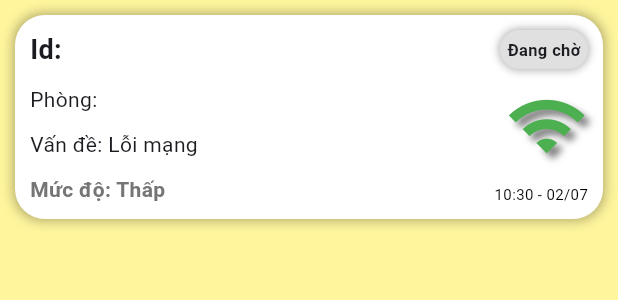
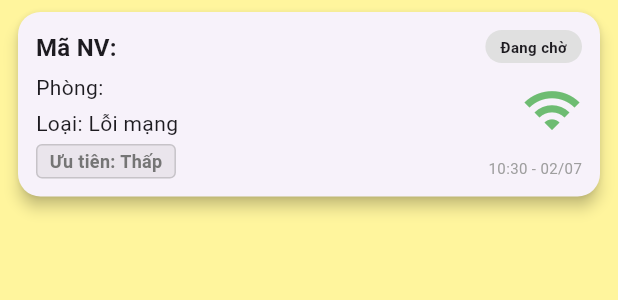
Before and after one commit to huynhnhan301125-hash/ResolveX_App, a Flutter app: the RXContainer widget shown alone on an empty page, opened directly with empty values, on a phone screen of 412 x 824 dp. Shown: the top 300 px of the screen. Run offline on Flutter 3.47's test engine with Material 3 defaults, Android fonts, the phone set to English and light mode, and no system bars; our stand-ins replace equatable, go_router, pinput.

Commit message:
Thêm giới hạn độ dài cho widget Text, thuộc tính để định hình giao diện

```diff
--- a/lib/widgets/rx_container.dart
+++ b/lib/widgets/rx_container.dart
@@ -5,115 +5,94 @@ import 'package:intl/intl.dart';
 class RXContainer extends StatelessWidget {
   final ReportModel reportModel;
   final VoidCallback onTap;
-  final EdgeInsetsGeometry margin;
-  final EdgeInsetsGeometry padding;
 
   const RXContainer({
     super.key,
     required this.reportModel,
-    this.margin = const EdgeInsets.all(10),
-    this.padding = const EdgeInsets.all(10),
     required this.onTap,
   });
 
   @override
   Widget build(BuildContext context) {
-    return Container(
-      width: double.infinity,
-      margin: margin,
-      decoration: BoxDecoration(
-        color: Colors.white,
-        borderRadius: BorderRadius.circular(20),
-        boxShadow: [
-          BoxShadow(
-            color: Colors.black.withValues(alpha: 0.3),
-            blurRadius: 6,
-            spreadRadius: 1,
+    return Card(
+      clipBehavior: Clip.antiAlias,// Giúp các con bên trong bị cắt theo bo góc của Card
+      margin: const EdgeInsets.symmetric(horizontal: 12, vertical: 8),
+      elevation: 4,
+      shape: RoundedRectangleBorder(borderRadius: BorderRadius.circular(15)),
+      child: InkWell(
+        onTap: onTap,
+        borderRadius: BorderRadius.circular(15),
+        child: Padding(
+          padding: const EdgeInsets.all(12),
+          child: IntrinsicHeight(
+            child: Row(
+              children: [
+                // Cột trái: Thông tin chính
+                Expanded(
+                  child: Column(
+                    crossAxisAlignment: CrossAxisAlignment.start,
+                    children: [
+                      Text(
+                        "Mã NV: ${reportModel.empId}",
+                        style: Theme.of(context).textTheme.titleMedium?.copyWith(fontWeight: FontWeight.bold),
+                        maxLines: 1,// Chỉ hiện 1 dòng
+                        overflow: TextOverflow.ellipsis,// Nếu dài quá thì hiện dấu ...
+                      ),
+                      const SizedBox(height: 4),
+                      Row(
+                        children: [
+                          //const Icon(Icons.meeting_room, size: 16, color: Colors.grey),
+                          //const SizedBox(width: 4),
+                          // Bọc Expanded để tên phòng dài không làm vỡ Row
+                          Expanded(
+                              child: Text("Phòng: ${reportModel.problemRoom}",
+                              maxLines: 1,
+                                overflow: TextOverflow.ellipsis,
+                              ),
+
                           ),
                         ],
                       ),
-
-      child: Material(
-        color: Colors.transparent,
-        child: InkWell(
-          onTap: onTap,
-          child: Padding(
-            padding: padding,
-            // Sử dụng IntrinsicHeight để ép các con trong Row có chiều cao bằng nhau (theo thằng cao nhất).
-            // Nhờ đó, Column bên phải mới có đủ chiều cao để thực hiện spaceBetween (đẩy status lên đầu và time xuống cuối).
-            child: IntrinsicHeight(
-              child: Row(
-                mainAxisAlignment: MainAxisAlignment.spaceBetween,
-                children: [
-                  Column(
-                    crossAxisAlignment: CrossAxisAlignment.start,
-                    children: [
+                      const SizedBox(height: 4),
                       Text(
-                        "Id: ${reportModel.empId}",
-                        style: TextStyle(
-                          fontSize: 18,
-                          fontWeight: FontWeight.bold,
+                        "Loại: ${reportModel.problemType.label}",
                       ),
+                      const SizedBox(height: 4),
+                      Container(
+                        padding: const EdgeInsets.symmetric(horizontal: 8, vertical: 2),
+                        decoration: BoxDecoration(
+                          color: reportModel.level.color.withOpacity(0.1),
+                          borderRadius: BorderRadius.circular(4),
+                          border: Border.all(color: reportModel.level.color.withOpacity(0.3))
                         ),
-                      SizedBox(height: 10),
-                      Text("Phòng: ${reportModel.problemRoom}"),
-                      SizedBox(height: 10),
-                      Text("Vấn đề: ${reportModel.problemType.label}"),
-                      SizedBox(height: 10),
-                      Text(
-                        "Mức độ: ${reportModel.level.label}",
-                        style: TextStyle(
-                          fontWeight: FontWeight.bold,
-                          color: reportModel.level.color,
+                        child: Text(
+                          "Ưu tiên: ${reportModel.level.label}",
+                          style: TextStyle(color: reportModel.level.color, fontSize: 12, fontWeight: FontWeight.bold),
                         ),
                       ),
                     ],
                   ),
-
+                ),
+                // Cột phải: Status và Icon
                 Column(
                   mainAxisAlignment: MainAxisAlignment.spaceBetween,
                   crossAxisAlignment: CrossAxisAlignment.end,
                   children: [
                     Container(
-                        padding: EdgeInsets.all(5),
+                      padding: const EdgeInsets.symmetric(horizontal: 10, vertical: 4),
                       decoration: BoxDecoration(
-                          borderRadius: BorderRadius.circular(20),
                         color: reportModel.status.color,
-                          boxShadow: [
-                            BoxShadow(
-                              color: Colors.black.withValues(alpha: 0.3),
-                              blurRadius: 4,
-                              spreadRadius: 1,
-                            )
-                          ]
+                        borderRadius: BorderRadius.circular(12),
                       ),
-
                       child: Text(
                         reportModel.status.label,
-                          style: TextStyle(
-                            fontSize: 11,
-                            fontWeight: FontWeight.bold,
+                        style: const TextStyle(fontSize: 10, fontWeight: FontWeight.bold),
                       ),
                     ),
-                      ),
-                      // kk:mm ép định dạng về 24h (09:00)
-                      Icon(
-                        reportModel.problemType.icon,
-                        size: 55,
-                        color: reportModel.problemType.color,
-                        shadows: [
-                          Shadow(
-                            color: Colors.black.withValues(alpha: 0.5),
-                            blurRadius: 6,
-                            offset: Offset(4, 4),
-                          ),
-                        ],
-                      ),
+                    Icon(reportModel.problemType.icon, size: 40, color: reportModel.problemType.color.withOpacity(0.8)),
                     Text(
-                        DateFormat(
-                          'kk:mm - dd/MM',
-                        ).format(reportModel.reportDate),
-                        style: TextStyle(color: Colors.black, fontSize: 10),
+                      DateFormat('HH:mm - dd/MM').format(reportModel.reportDate),
+                      style: const TextStyle(fontSize: 10, color: Colors.grey),
                     ),
                   ],
                 ),
@@ -122,7 +101,6 @@ class RXContainer extends StatelessWidget {
           ),
         ),
       ),
-      ),
     );
   }
 }
```
Lines whose indentation alone changed are shown as unchanged.
